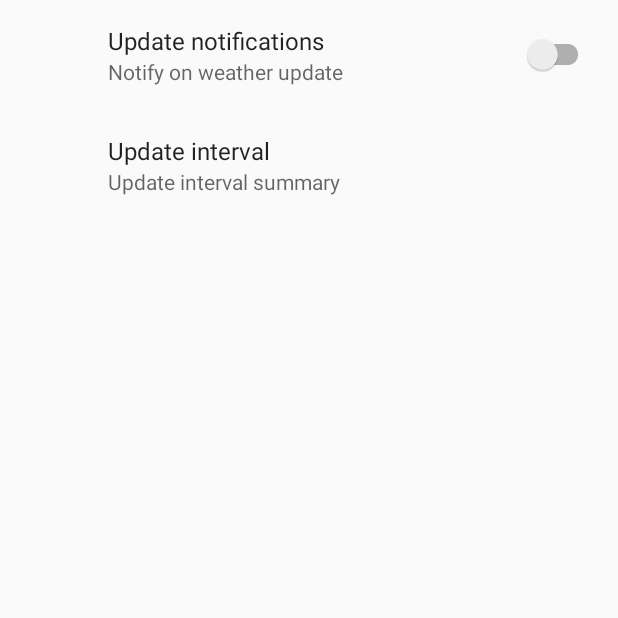
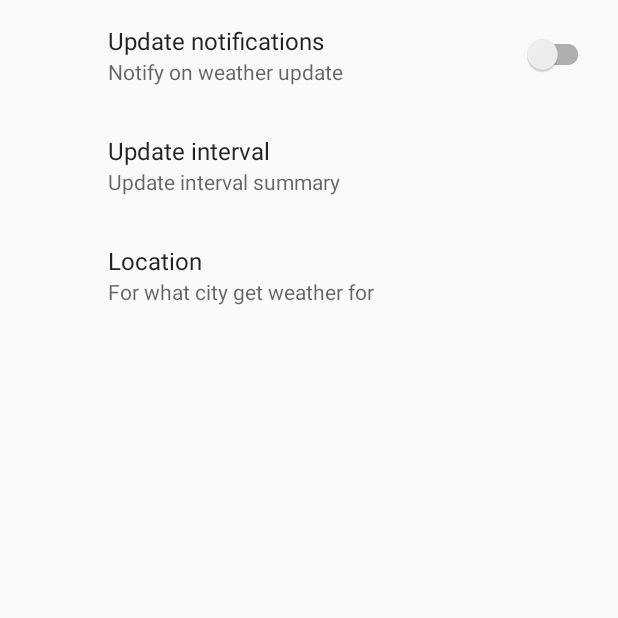
Before and after one commit to kltsv/YamblzWeather, an Android app: the fragment SettingsFragment shown on its own in the app's theme, on a phone screen of 412 x 824 dp, the top half of it. Run offline under Robolectric (Android 15) with nearby library versions, the phone set to English and light mode, and no system bars; our stand-ins replace RxJava, androidx.preference; libraries missing offline, so code that uses them is left out: com.evernote.android, com.squareup.leakcanary.

Commit message:
Create preferences_string xml. Add layout for custom preference.

```diff
--- a/app/src/main/java/com/ringov/yamblzweather/presentation/base/BaseFragment.java
+++ b/app/src/main/java/com/ringov/yamblzweather/presentation/base/BaseFragment.java
@@ -10,7 +10,6 @@ import android.view.ViewGroup;
 
 import butterknife.ButterKnife;
 import butterknife.Unbinder;
-import io.reactivex.disposables.CompositeDisposable;
 import io.reactivex.disposables.Disposable;
 
 /**
@@ -32,7 +31,8 @@ public abstract class BaseFragment extends LifecycleFragment implements Disposab
         return view;
     }
 
-    @Override public void onDestroyView() {
+    @Override
+    public void onDestroyView() {
         super.onDestroyView();
         unbinder.unbind();
     }
--- a/app/src/main/java/com/ringov/yamblzweather/presentation/base/BaseViewModel.java
+++ b/app/src/main/java/com/ringov/yamblzweather/presentation/base/BaseViewModel.java
@@ -7,7 +7,6 @@ import android.arch.lifecycle.ViewModel;
 import com.ringov.yamblzweather.model.internet.exceptions.NoInternetConnectionException;
 
 import io.reactivex.ObservableTransformer;
-import io.reactivex.disposables.CompositeDisposable;
 import io.reactivex.disposables.Disposable;
 
 /**
--- a/app/src/main/java/com/ringov/yamblzweather/presentation/ui/MainActivity.java
+++ b/app/src/main/java/com/ringov/yamblzweather/presentation/ui/MainActivity.java
@@ -8,7 +8,6 @@ import android.support.v4.view.GravityCompat;
 import android.support.v4.widget.DrawerLayout;
 import android.support.v7.app.ActionBarDrawerToggle;
 import android.support.v7.widget.Toolbar;
-import android.util.Log;
 import android.view.MenuItem;
 import android.view.View;
 import android.widget.ImageView;
--- a/app/src/main/java/com/ringov/yamblzweather/presentation/ui/settings/SettingsFragment.java
+++ b/app/src/main/java/com/ringov/yamblzweather/presentation/ui/settings/SettingsFragment.java
@@ -64,9 +64,7 @@ public class SettingsFragment extends PreferenceFragmentCompat implements Shared
         // update interval if update
         Set<JobRequest> requests = JobManager.instance().getAllJobRequestsForTag(WeatherUpdateJob.TAG);
         if (!requests.isEmpty()) {
-            Iterator<JobRequest> iterator = requests.iterator();
-            while (iterator.hasNext()) {
-                JobRequest jr = iterator.next();
+            for (JobRequest jr : requests) {
                 long lastInterval = jr.getIntervalMs();
                 long settingsInterval = settings.getUpdateInterval();
                 if (lastInterval != settingsInterval) {
--- /dev/null
+++ b/app/src/main/res/values/preference_strings.xml
@@ -0,0 +1,22 @@
+<?xml version="1.0" encoding="utf-8"?>
+<resources>
+
+    <string name="update_intervals_key" translatable="false">update_intervals_key</string>
+    <string-array name="update_intervals_values" translatable="false">
+        <item>15</item>
+        <item>120</item>
+        <item>180</item>
+        <item>300</item>
+        <item>480</item>
+        <item>720</item>
+        <item>1440</item>
+    </string-array>
+    <string name="default_update_intervals_value" translatable="false">120</string>
+
+    <string name="update_notifications_key" translatable="false">update_notifications_key</string>
+    <string name="update_notifications_default" translatable="false">false</string>
+
+    <string name="prefs_location_key" translatable="false">location_key</string>
+    <string name="prefs_location_default" translatable="false">Moscow</string>
+
+</resources>
--- a/app/src/main/res/values/strings.xml
+++ b/app/src/main/res/values/strings.xml
@@ -25,7 +25,6 @@
     <string name="update_intervals_title">Update interval</string>
     <string name="update_intervals_summary">Update interval summary</string>
 
-    <string name="update_intervals_key" translatable="false">update_intervals_key</string>
     <string-array name="update_intervals">
         <item>15 minutes</item>
         <item>2 hours</item>
@@ -35,16 +34,6 @@
         <item>12 hours</item>
         <item>24 hours</item>
     </string-array>
-    <string-array name="update_intervals_values" translatable="false">
-        <item>15</item>
-        <item>120</item>
-        <item>180</item>
-        <item>300</item>
-        <item>480</item>
-        <item>720</item>
-        <item>1440</item>
-    </string-array>
-    <string name="default_update_intervals_value" translatable="false">120</string>
 
     <string name="update_notifications_title">Update notifications</string>
     <string name="update_notifications_summary">Notify on weather update</string>
@@ -53,9 +42,6 @@
 
     <string name="temperature" translatable="false">%.0f°</string>
     <string name="notification_message">%1$s, %2$s</string>
-
-    <string name="update_notifications_key" translatable="false">update_notifications_key</string>
-    <string name="update_notifications_default" translatable="false">false</string>
 
     <string name="swipe_to_update">swipe to update</string>
 
--- a/app/src/main/res/xml/preferences.xml
+++ b/app/src/main/res/xml/preferences.xml
@@ -15,4 +15,12 @@
         android:summary="@string/update_intervals_summary"
         android:title="@string/update_intervals_title" />
 
+    <android.support.v7.preference.EditTextPreference
+        android:defaultValue="@string/prefs_location_default"
+        android:dialogLayout="@layout/preference_location_dialog"
+        android:inputType="text"
+        android:key="@string/prefs_location_key"
+        android:summary="@string/prefs_location_description"
+        android:title="@string/prefs_location_title" />
+
 </PreferenceScreen>
```
Also changed, not shown: app/src/main/res/layout/preference_location_dialog.xml (added, +28 -0 lines).
